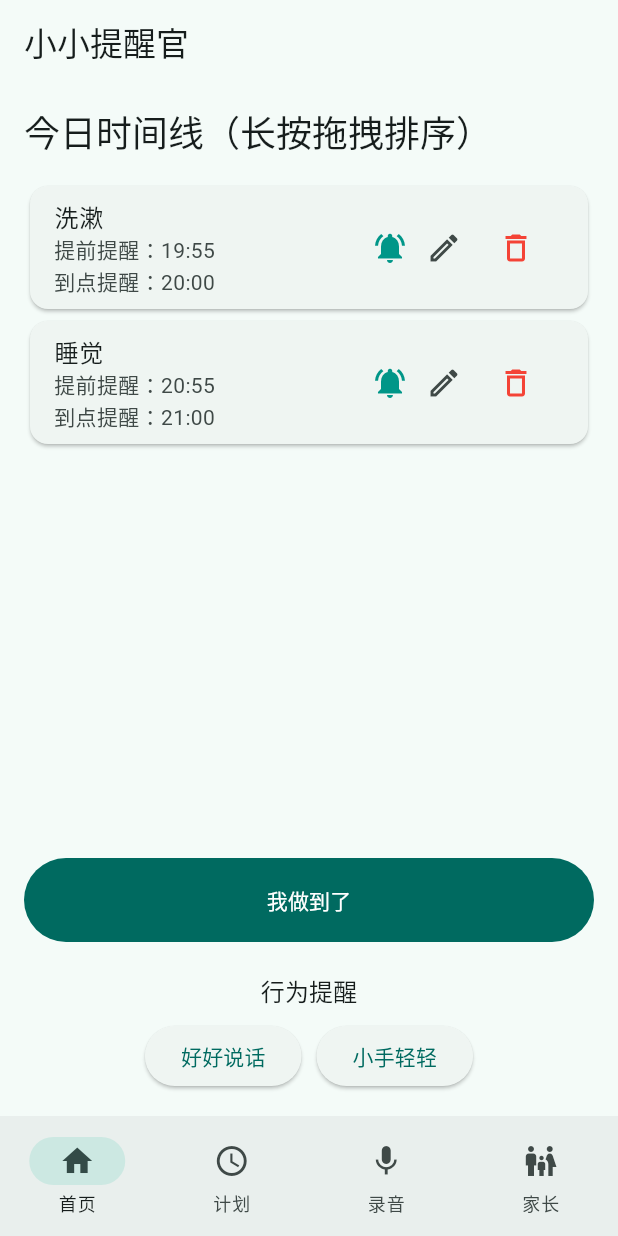
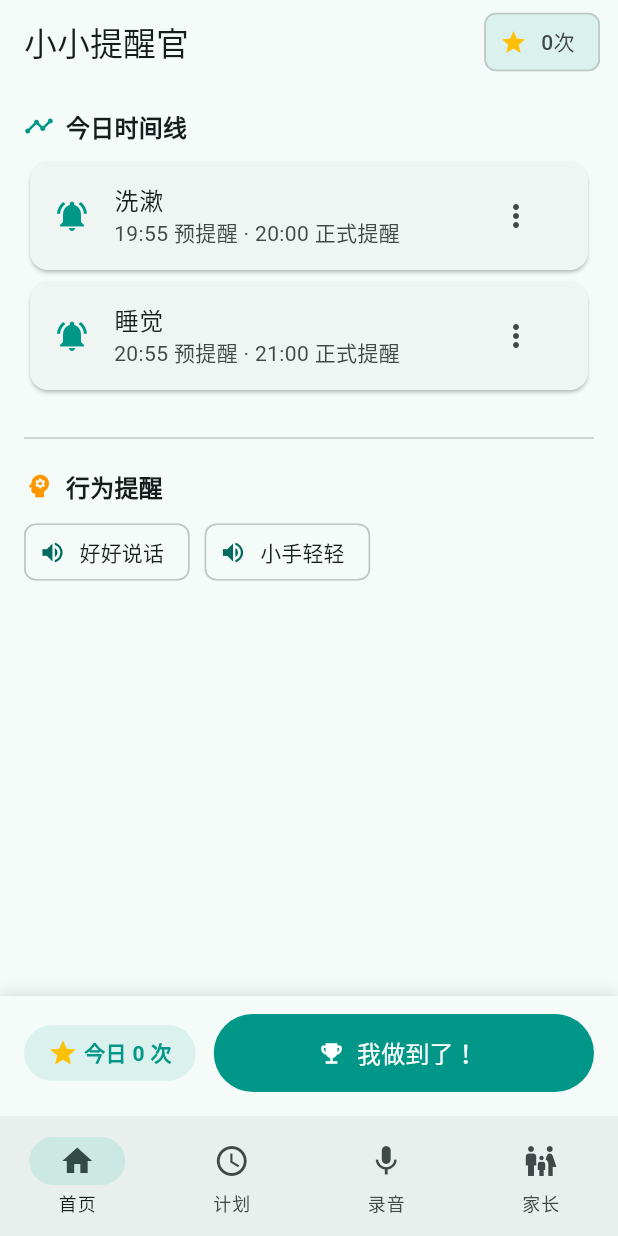
Before and after one commit to shenzhenxingshen/kidreminder, a Flutter app: the screen it shows after launch, on a phone screen of 412 x 824 dp. Run offline on Flutter 3.47's test engine with Material 3 defaults, Android fonts, the phone set to English and light mode, and no system bars; our stand-ins replace flutter_local_notifications, flutter_timezone, just_audio, shared_preferences, timezone; missing offline and left inert: record.

Commit message:
ui: optimize home screen layout and interaction
- Move '我做到了' button to fixed bottom bar with today's count badge
- Add section headers with icons for timeline and behavior sections
- Behavior buttons changed from ElevatedButton to ActionChip with icons
- Timeline cards: simplify trailing, delete via swipe-to-dismiss
- Add today's count chip to AppBar
- Add empty state cards with guidance text

```diff
--- a/lib/main.dart
+++ b/lib/main.dart
@@ -571,37 +571,33 @@ class _HomeScreenState extends State<HomeScreen> {
   Widget _buildTimelineCard(ReminderItem item) {
     final hour = item.hour ?? 20;
     final minute = item.minute ?? 0;
-    return Card(
+    return Dismissible(
       key: ValueKey(item.id),
+      direction: DismissDirection.endToStart,
+      background: Container(
+        alignment: Alignment.centerRight,
+        padding: const EdgeInsets.only(right: 20),
+        margin: const EdgeInsets.symmetric(vertical: 4),
+        decoration: BoxDecoration(color: Colors.red.shade100, borderRadius: BorderRadius.circular(12)),
+        child: const Icon(Icons.delete, color: Colors.red),
+      ),
+      confirmDismiss: (_) => _showDeleteConfirmDialog(item.title),
+      onDismissed: (_) => _deleteItem(item),
+      child: Card(
         child: ListTile(
-        title: Text(item.title),
-        subtitle: Text(
-          '提前提醒：${_preTime(hour, minute)}\n到点提醒：${_formatTime(hour, minute)}',
-        ),
-        trailing: Row(
-          mainAxisSize: MainAxisSize.min,
-          children: [
-            // 通知开关
-            Icon(
+          leading: Icon(
             item.enabled ? Icons.notifications_active : Icons.notifications_off,
             color: item.enabled ? Colors.teal : Colors.grey,
           ),
-            // 编辑按钮
-            IconButton(
+          title: Text(item.title),
+          subtitle: Text('${_preTime(hour, minute)} 预提醒 · ${_formatTime(hour, minute)} 正式提醒'),
+          trailing: IconButton(
             onPressed: () => _showEditDialog(item),
-              icon: const Icon(Icons.edit_outlined),
+            icon: const Icon(Icons.more_vert),
             tooltip: '编辑',
           ),
-            // 删除按钮
-            IconButton(
-              onPressed: () => _deleteItem(item),
-              icon: const Icon(Icons.delete_outline),
-              tooltip: '删除',
-              color: Colors.red,
+          onTap: () => _pickTaskTime(item),
         ),
-          ],
-        ),
-        onTap: () => _pickTaskTime(item),
       ),
     );
   }
@@ -612,108 +608,112 @@ class _HomeScreenState extends State<HomeScreen> {
         _settings.behaviorItems.where((e) => e.enabled).toList()
           ..sort((a, b) => a.title.compareTo(b.title));
 
-    if (tasks.isEmpty) {
-      return ListView(
-        padding: const EdgeInsets.all(16),
+    return Column(
       children: [
-          Text(
-            '今日时间线',
-            style: Theme.of(context).textTheme.headlineSmall,
-          ),
-          const SizedBox(height: 12),
-          const Card(
-            child: ListTile(
-              title: Text('暂无计划任务，请去录音页新建任务并在计划页设置时间'),
-            ),
-          ),
-          const SizedBox(height: 16),
-          FilledButton(
-            onPressed: _onDonePressed,
-            style: FilledButton.styleFrom(minimumSize: const Size.fromHeight(56)),
-            child: const Text('我做到了'),
-          ),
-          const SizedBox(height: 20),
-          Text(
-            '行为提醒',
-            style: Theme.of(context).textTheme.titleMedium,
+        Expanded(
+          child: ListView(
+            padding: const EdgeInsets.fromLTRB(16, 16, 16, 0),
+            children: [
+              // === 今日时间线 ===
+              Row(
+                children: [
+                  const Icon(Icons.timeline, size: 20, color: Colors.teal),
+                  const SizedBox(width: 8),
+                  Text('今日时间线', style: Theme.of(context).textTheme.titleMedium?.copyWith(fontWeight: FontWeight.bold)),
+                ],
               ),
               const SizedBox(height: 8),
+              if (tasks.isEmpty)
+                Card(
+                  color: Colors.teal.withOpacity(0.05),
+                  child: const ListTile(
+                    leading: Icon(Icons.info_outline, color: Colors.teal),
+                    title: Text('暂无计划任务'),
+                    subtitle: Text('请去录音页新建任务，再到计划页设置时间'),
+                  ),
+                )
+              else
+                ...tasks.map(_buildTimelineCard),
+
+              const SizedBox(height: 20),
+              const Divider(),
+              const SizedBox(height: 12),
+
+              // === 行为提醒 ===
+              Row(
+                children: [
+                  const Icon(Icons.psychology, size: 20, color: Colors.orange),
+                  const SizedBox(width: 8),
+                  Text('行为提醒', style: Theme.of(context).textTheme.titleMedium?.copyWith(fontWeight: FontWeight.bold)),
+                ],
+              ),
+              const SizedBox(height: 8),
+              if (behaviorItems.isEmpty)
+                Card(
+                  color: Colors.orange.withOpacity(0.05),
+                  child: const ListTile(
+                    leading: Icon(Icons.info_outline, color: Colors.orange),
+                    title: Text('暂无行为提醒'),
+                    subtitle: Text('在录音页新建"好好说话"等行为提醒'),
+                  ),
+                )
+              else
                 Wrap(
                   spacing: 10,
                   runSpacing: 10,
-            children: behaviorItems
-                .map(
-                  (item) => ElevatedButton(
+                  children: behaviorItems.map((item) => ActionChip(
+                    avatar: const Icon(Icons.volume_up, size: 18),
+                    label: Text(item.title),
                     onPressed: () => _playIfExists(item.audioPath, item.title),
-                    child: Text(item.title),
+                  )).toList(),
                 ),
-                )
-                .toList(),
+              const SizedBox(height: 16),
+            ],
           ),
-        ],
-      );
-    }
+        ),
 
-    return Column(
-      children: [
-        Expanded(
-          child: Column(
-            children: [
-              Padding(
-                padding: const EdgeInsets.all(16),
+        // === 底部固定：我做到了 ===
+        Container(
+          decoration: BoxDecoration(
+            color: Theme.of(context).scaffoldBackgroundColor,
+            boxShadow: [BoxShadow(color: Colors.black12, blurRadius: 8, offset: const Offset(0, -2))],
+          ),
+          padding: const EdgeInsets.fromLTRB(16, 12, 16, 16),
           child: Row(
             children: [
+              // 今日完成次数
+              Container(
+                padding: const EdgeInsets.symmetric(horizontal: 16, vertical: 8),
+                decoration: BoxDecoration(
+                  color: Colors.teal.withOpacity(0.1),
+                  borderRadius: BorderRadius.circular(20),
+                ),
+                child: Row(
+                  mainAxisSize: MainAxisSize.min,
+                  children: [
+                    const Icon(Icons.star, color: Colors.amber, size: 20),
+                    const SizedBox(width: 4),
                     Text(
-                      '今日时间线（长按拖拽排序）',
-                      style: Theme.of(context).textTheme.headlineSmall,
+                      '今日 ${_settings.completedCountToday} 次',
+                      style: const TextStyle(fontWeight: FontWeight.bold, color: Colors.teal),
                     ),
                   ],
                 ),
               ),
+              const SizedBox(width: 12),
+              // 我做到了按钮
               Expanded(
-                child: ReorderableListView.builder(
-                  padding: const EdgeInsets.symmetric(horizontal: 16),
-                  itemCount: tasks.length,
-                  onReorder: (oldIndex, newIndex) => _reorderTasks(oldIndex, newIndex),
-                  itemBuilder: (context, index) {
-                    return _buildTimelineCard(tasks[index]);
-                  },
+                child: FilledButton.icon(
+                  onPressed: _onDonePressed,
+                  icon: const Icon(Icons.emoji_events),
+                  label: const Text('我做到了！', style: TextStyle(fontSize: 16)),
+                  style: FilledButton.styleFrom(
+                    minimumSize: const Size.fromHeight(52),
+                    backgroundColor: Colors.teal,
+                  ),
                 ),
               ),
             ],
-          ),
-        ),
-        Container(
-          color: Theme.of(context).scaffoldBackgroundColor,
-          child: Padding(
-            padding: const EdgeInsets.all(16),
-            child: Column(
-              children: [
-                FilledButton(
-                  onPressed: _onDonePressed,
-                  style: FilledButton.styleFrom(minimumSize: const Size.fromHeight(56)),
-                  child: const Text('我做到了'),
-                ),
-                const SizedBox(height: 20),
-                Text(
-                  '行为提醒',
-                  style: Theme.of(context).textTheme.titleMedium,
-                ),
-                const SizedBox(height: 8),
-                Wrap(
-                  spacing: 10,
-                  runSpacing: 10,
-                  children: behaviorItems
-                      .map(
-                        (item) => ElevatedButton(
-                          onPressed: () => _playIfExists(item.audioPath, item.title),
-                          child: Text(item.title),
-                        ),
-                      )
-                      .toList(),
-                ),
-              ],
-            ),
           ),
         ),
       ],
@@ -1022,6 +1022,16 @@ class _HomeScreenState extends State<HomeScreen> {
     return Scaffold(
       appBar: AppBar(
         title: const Text('小小提醒官'),
+        actions: [
+          Padding(
+            padding: const EdgeInsets.only(right: 12),
+            child: Chip(
+              avatar: const Icon(Icons.star, color: Colors.amber, size: 18),
+              label: Text('${_settings.completedCountToday}次'),
+              backgroundColor: Colors.teal.withOpacity(0.1),
+            ),
+          ),
+        ],
       ),
       body: _loading
           ? const Center(child: CircularProgressIndicator())
```
Lines whose indentation alone changed are shown as unchanged.
